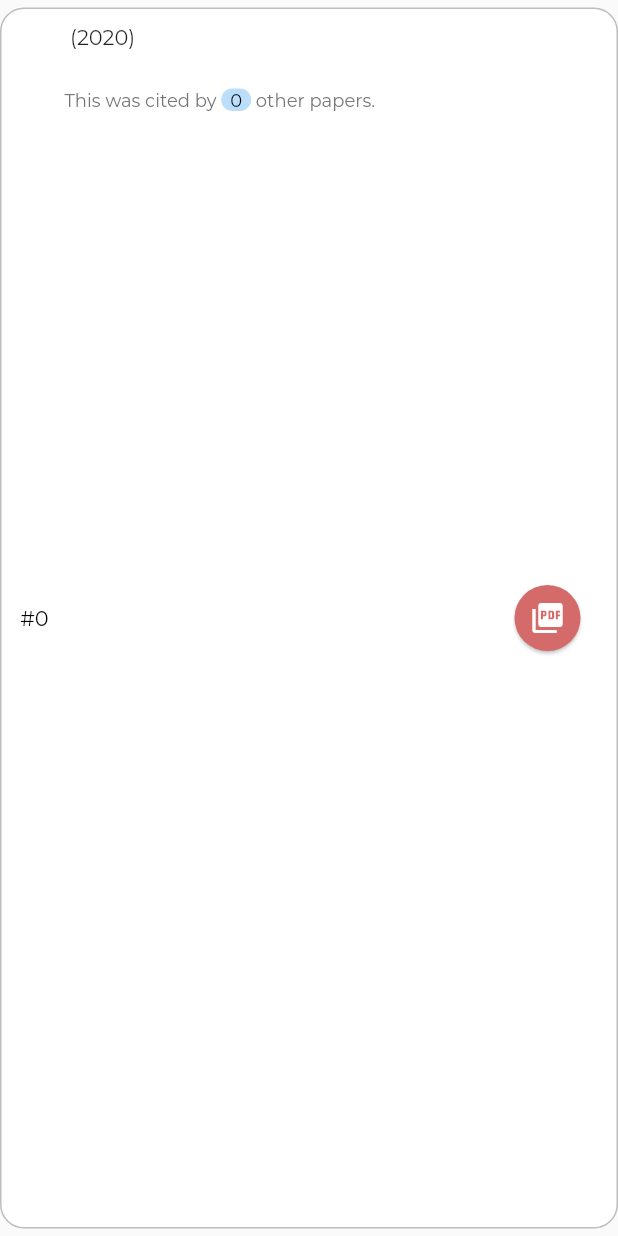
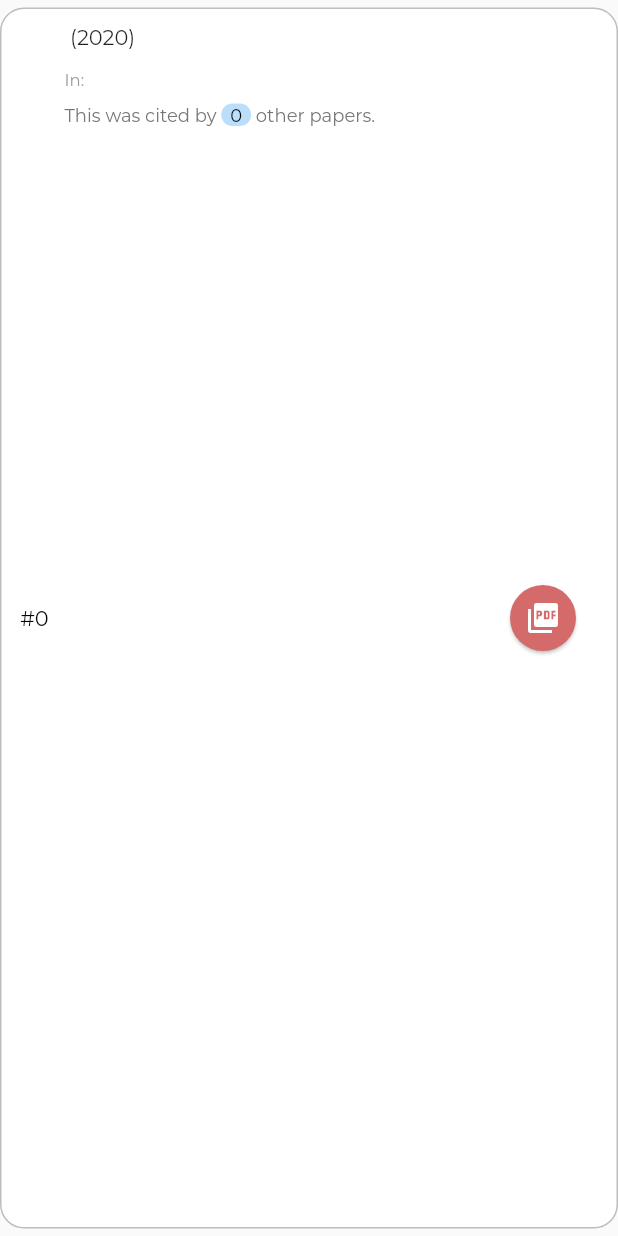
Before and after one commit to sebastiancelis98/CitationRexApp, a Flutter app: the RecommendationTile widget shown alone on an empty page, opened directly with empty values, on a phone screen of 412 x 824 dp. Run offline on Flutter 3.47's test engine with Material 2 defaults, Android fonts, the phone set to English and light mode, and no system bars.

Commit message:
add venue to example

```diff
--- a/lib/main.dart
+++ b/lib/main.dart
@@ -484,6 +484,7 @@ class RecList extends StatelessWidget {
               title: 'Error retrieving recommendations, this is a test sample',
               authors: 'Isabela, Vinzenz & Sebastian',
               citationCount: 69,
+              venue: "papers that can be used as examples",
               decisiveWords: ["retrieving", "is", "sample"])));
     }
 
--- a/lib/utils/customwidgets.dart
+++ b/lib/utils/customwidgets.dart
@@ -79,7 +79,15 @@ class _RecommendationTileState extends State<RecommendationTile> {
                     color: Colors.grey[500],
                   ),
                 ),
-                SizedBox(height: 13),
+                Text(
+                  "In: " + widget.recommendation.venue,
+                  style: TextStyle(
+                    fontFamily: 'Montserrat',
+                    fontSize: 11,
+                    color: Colors.grey[500],
+                  ),
+                ),
+                SizedBox(height: 10),
                 Row(
                     crossAxisAlignment: CrossAxisAlignment.center,
                     children: <Widget>[
@@ -139,6 +147,7 @@ class _RecommendationTileState extends State<RecommendationTile> {
               padding: EdgeInsets.all(10.0),
               shape: CircleBorder(),
             ),
+            SizedBox(width: 3)
           ],
         ),
       ),
```
